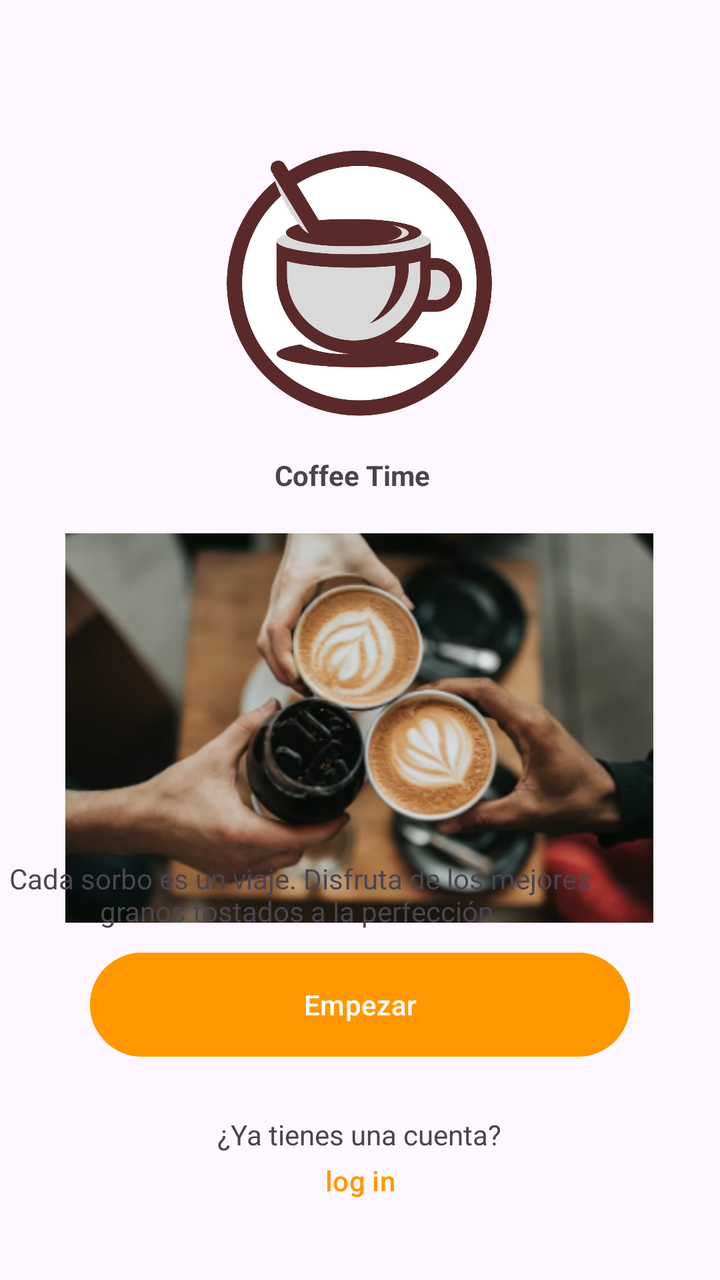
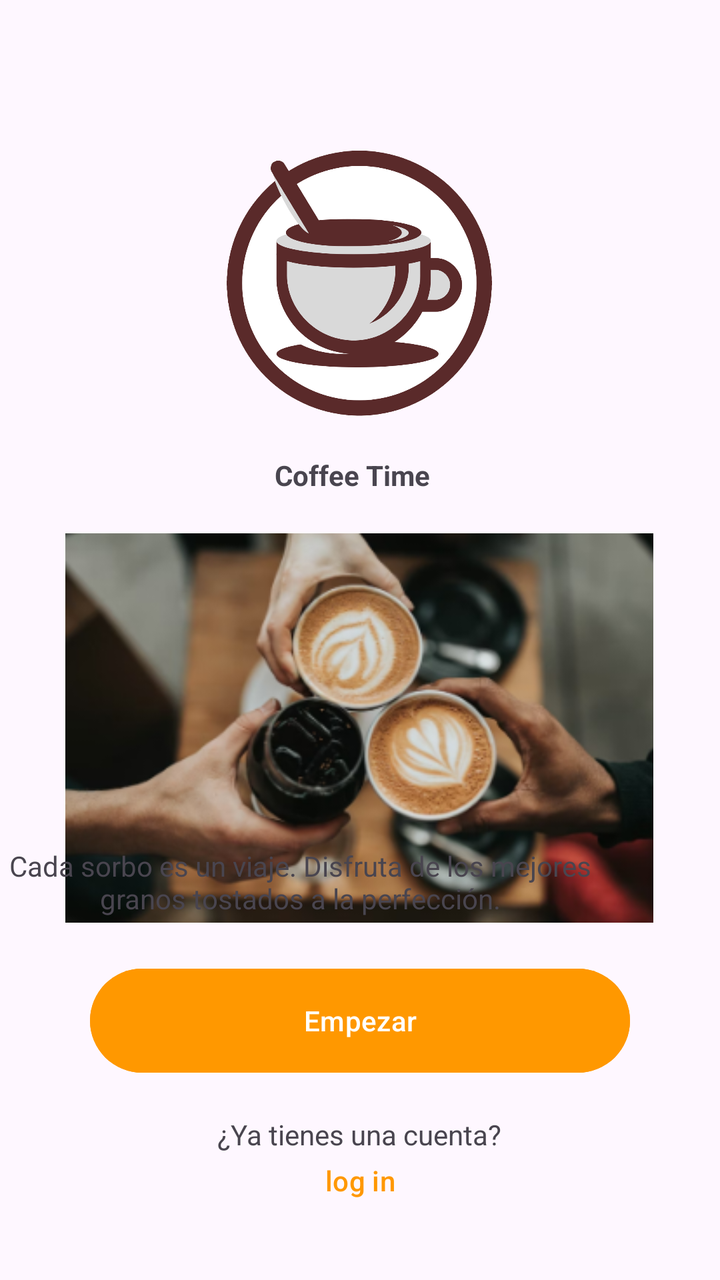

Compare the two renders of this Android layout. The source of the first and the diff that turns it into the second are given below.
<!-- AndroidManifest.xml: application theme Theme.Cafeteria -->
<!-- res/layout/activity_main.xml -->
<?xml version="1.0" encoding="utf-8"?>
<androidx.constraintlayout.widget.ConstraintLayout xmlns:android="http://schemas.android.com/apk/res/android"
    xmlns:app="http://schemas.android.com/apk/res-auto"
    xmlns:tools="http://schemas.android.com/tools"
    android:id="@+id/main"
    android:layout_width="match_parent"
    android:layout_height="match_parent"
    tools:context=".MainActivity">


    <ImageView
        android:id="@+id/imageView"
        android:layout_width="266dp"
        android:layout_height="268dp"
        android:layout_marginStart="130dp"
        android:layout_marginTop="16dp"
        android:layout_marginEnd="131dp"
        android:src="@drawable/logo_coffe"
        app:layout_constraintEnd_toEndOf="parent"
        app:layout_constraintStart_toStartOf="parent"
        app:layout_constraintTop_toTopOf="parent" />

    <ImageView
        android:id="@+id/imgLogo2"
        android:layout_width="294dp"
        android:layout_height="200dp"
        android:layout_marginTop="264dp"
        android:src="@drawable/tres_tazas"
        app:layout_constraintEnd_toEndOf="parent"
        app:layout_constraintHorizontal_bias="0.495"
        app:layout_constraintStart_toStartOf="parent"
        app:layout_constraintTop_toTopOf="parent" />

    <TextView
        android:id="@+id/textView2"
        android:layout_width="86dp"
        android:layout_height="19dp"
        android:layout_marginStart="32dp"
        android:layout_marginTop="228dp"
        android:layout_marginEnd="24dp"
        android:text="Coffee Time"
        android:textStyle="bold"
        app:layout_constraintEnd_toEndOf="parent"
        app:layout_constraintHorizontal_bias="0.483"
        app:layout_constraintStart_toStartOf="parent"
        app:layout_constraintTop_toTopOf="parent" />

    <TextView
        android:id="@+id/textView3"
        android:layout_width="296dp"
        android:layout_height="57dp"
        android:layout_marginStart="53dp"
        android:layout_marginTop="7dp"
        android:layout_marginEnd="62dp"
        android:gravity="center"
        android:text="Cada sorbo es un viaje. Disfruta de los mejores     granos tostados a la perfección."
        app:layout_constraintBottom_toBottomOf="parent"
        app:layout_constraintEnd_toEndOf="parent"
        app:layout_constraintHorizontal_bias="1.0"
        app:layout_constraintStart_toStartOf="parent"
        app:layout_constraintTop_toTopOf="parent"
        app:layout_constraintVertical_bias="0.715" />

    <Button
        android:id="@+id/button"
        android:layout_width="270dp"
        android:layout_height="60dp"
        android:layout_marginStart="9dp"
        android:layout_marginTop="60dp"
        android:layout_marginBottom="91dp"
        android:backgroundTint="#FF9800"
        android:text="Empezar"
        app:layout_constraintBottom_toBottomOf="parent"
        app:layout_constraintEnd_toEndOf="parent"
        app:layout_constraintHorizontal_bias="0.446"
        app:layout_constraintStart_toStartOf="parent"
        app:layout_constraintTop_toTopOf="parent"
        app:layout_constraintVertical_bias="0.961" />

    <TextView
        android:id="@+id/textView4"
        android:layout_width="184dp"
        android:layout_height="24dp"
        android:layout_marginBottom="50dp"
        android:gravity="center"
        android:text="¿Ya tienes una cuenta?"
        app:layout_constraintBottom_toBottomOf="parent"
        app:layout_constraintEnd_toEndOf="parent"
        app:layout_constraintHorizontal_bias="0.497"
        app:layout_constraintStart_toStartOf="parent"
        app:layout_constraintTop_toTopOf="parent"
        app:layout_constraintVertical_bias="0.981" />

    <Button
        android:id="@+id/button2"
        android:layout_width="151dp"
        android:layout_height="38dp"
        android:layout_marginTop="10dp"
        android:background="@android:color/transparent"
        android:text="log in"
        android:textColor="#FF9800"
        app:layout_constraintBottom_toBottomOf="parent"
        app:layout_constraintEnd_toEndOf="parent"
        app:layout_constraintStart_toStartOf="parent"
        app:layout_constraintTop_toTopOf="parent"
        app:layout_constraintVertical_bias="0.947" />

</androidx.constraintlayout.widget.ConstraintLayout>
<!-- resources referenced by this layout -->
<resources>
  <!-- drawable logo_coffe: png bitmap (drawable, 106600 bytes) -->
  <!-- drawable tres_tazas: png bitmap (drawable, 113190 bytes) -->
  <style name="Theme.Cafeteria" parent="Base.Theme.Cafeteria" />
  <style name="Base.Theme.Cafeteria" parent="Theme.Material3.DayNight.NoActionBar">
          
          
      </style>
</resources>

<!-- the commit's change to res/layout/activity_main.xml (unified diff, before → after) -->
@@ -49,7 +49,6 @@
         android:id="@+id/textView3"
         android:layout_width="296dp"
         android:layout_height="57dp"
-        android:layout_marginStart="53dp"
         android:layout_marginTop="7dp"
         android:layout_marginEnd="62dp"
         android:gravity="center"
@@ -59,7 +58,7 @@
         app:layout_constraintHorizontal_bias="1.0"
         app:layout_constraintStart_toStartOf="parent"
         app:layout_constraintTop_toTopOf="parent"
-        app:layout_constraintVertical_bias="0.715" />
+        app:layout_constraintVertical_bias="0.704" />
 
     <Button
         android:id="@+id/button"
@@ -75,7 +74,7 @@
         app:layout_constraintHorizontal_bias="0.446"
         app:layout_constraintStart_toStartOf="parent"
         app:layout_constraintTop_toTopOf="parent"
-        app:layout_constraintVertical_bias="0.961" />
+        app:layout_constraintVertical_bias="0.98" />
 
     <TextView
         android:id="@+id/textView4"
